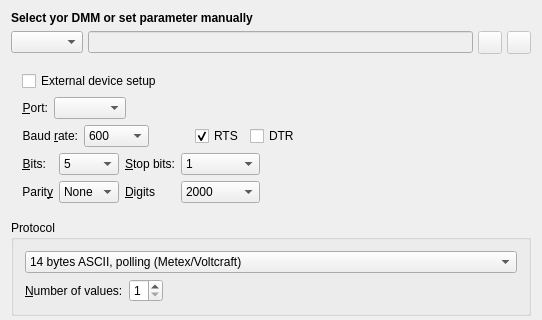
The window that src/ui/uidmmprefs.ui (tuxmaster/QtDMM) describes before a commit, drawn with Qt 5; both pictures show x 0 to 542 and y 0 to 320 of the 542 by 690 pixel window.
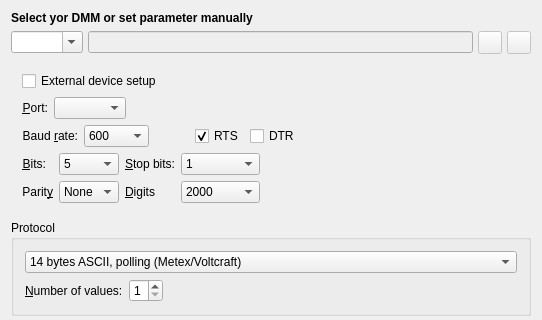
The same window after the commit. Icons and pictures are not drawn. Custom widgets are drawn as their Qt base class.

Patch:
```diff
--- a/src/ui/uidmmprefs.ui
+++ b/src/ui/uidmmprefs.ui
@@ -41,11 +41,17 @@
         <string>Here you may select your DMM model. If your DMM is not in the list, try to find working settings and mail them to me (&lt;font color=blue&gt;&lt;u&gt;qtdmm@mtoussaint.de&lt;/u&gt;&lt;/font&gt;). So I can add them to the list in the next release.</string>
        </property>
        <property name="editable">
-        <bool>false</bool>
+        <bool>true</bool>
        </property>
        <property name="currentText">
         <string notr="true"/>
        </property>
+       <property name="insertPolicy">
+        <enum>QComboBox::NoInsert</enum>
+       </property>
+       <property name="sizeAdjustPolicy">
+        <enum>QComboBox::AdjustToContents</enum>
+       </property>
       </widget>
      </item>
      <item>
```
